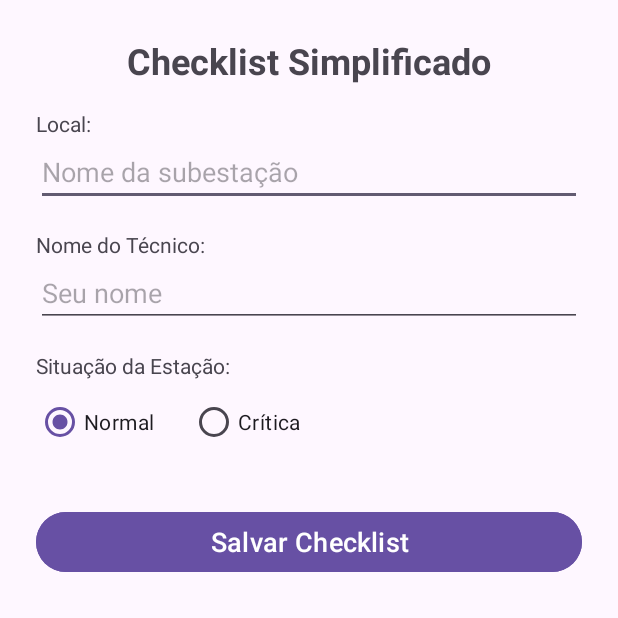
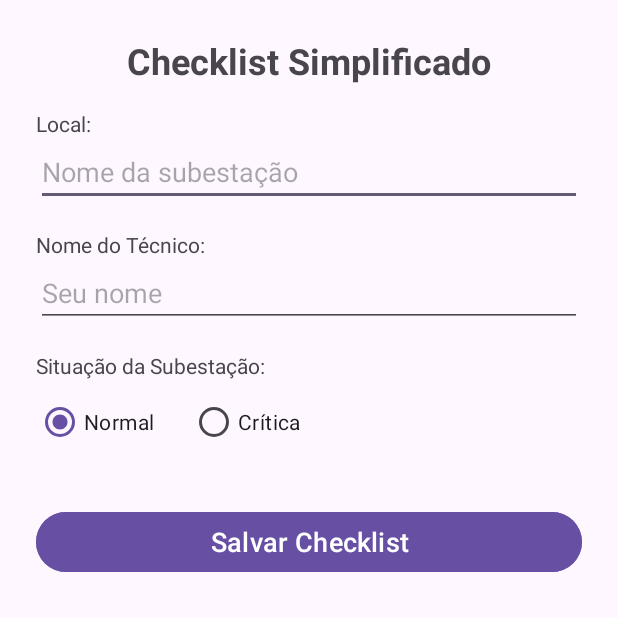
Before and after one commit to gmoura0/wattsup, an Android app: the screen it shows after launch (MainActivity), on a phone screen of 412 x 824 dp, the top half of it. Run offline under Robolectric (Android 15) with nearby library versions, the phone set to English and light mode, and no system bars.

```diff
--- a/app/src/main/res/layout/activity_main.xml
+++ b/app/src/main/res/layout/activity_main.xml
@@ -65,12 +65,12 @@
             app:layout_constraintStart_toStartOf="parent"
             app:layout_constraintEnd_toEndOf="parent"/>
 
-        <!-- Situação da Estação -->
+        <!-- Situação da Subestação -->
         <TextView
             android:id="@+id/textViewLabelSituacao"
             android:layout_width="wrap_content"
             android:layout_height="wrap_content"
-            android:text="Situação da Estação:"
+            android:text="Situação da Subestação:"
             app:layout_constraintTop_toBottomOf="@id/editTextNomeTecnico"
             app:layout_constraintStart_toStartOf="parent"
             android:layout_marginTop="16dp"/>
```
